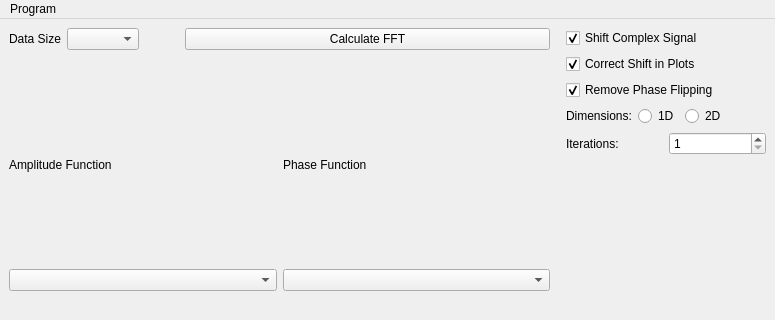
This is libdev/math/fftwcpp/examples/demo/gui/mainwindow.ui in pospiech/code as Qt 5 draws it before an edit; both pictures show x 0 to 775 and y 0 to 320 of the 775 by 562 pixel window. The edited form follows.
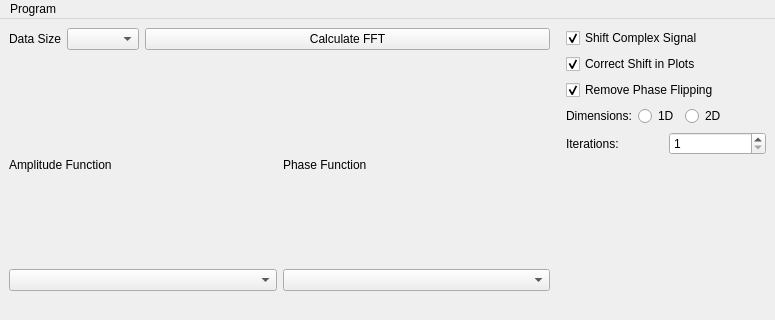
This is the edited form.

The edit to the form file:
```diff
--- a/libdev/math/fftwcpp/examples/demo/gui/mainwindow.ui
+++ b/libdev/math/fftwcpp/examples/demo/gui/mainwindow.ui
@@ -195,48 +195,35 @@
       <property name="sizeConstraint">
        <enum>QLayout::SetDefaultConstraint</enum>
       </property>
-      <item row="0" column="3">
-       <widget class="QPushButton" name="pushButtonStartFFT">
-        <property name="sizePolicy">
-         <sizepolicy hsizetype="Minimum" vsizetype="Fixed">
-          <horstretch>5</horstretch>
-          <verstretch>0</verstretch>
-         </sizepolicy>
-        </property>
-        <property name="text">
-         <string>Calculate FFT</string>
-        </property>
-       </widget>
-      </item>
-      <item row="0" column="0">
-       <widget class="QLabel" name="label">
-        <property name="text">
-         <string>Data Size</string>
-        </property>
-       </widget>
-      </item>
       <item row="0" column="1">
        <widget class="QComboBox" name="comboBoxDataPoints">
         <property name="sizePolicy">
          <sizepolicy hsizetype="Maximum" vsizetype="Fixed">
-          <horstretch>5</horstretch>
+          <horstretch>7</horstretch>
           <verstretch>0</verstretch>
          </sizepolicy>
         </property>
        </widget>
       </item>
+      <item row="0" column="0">
+       <widget class="QLabel" name="label">
+        <property name="text">
+         <string>Data Size</string>
+        </property>
+       </widget>
+      </item>
       <item row="0" column="2">
-       <spacer name="horizontalSpacer">
-        <property name="orientation">
-         <enum>Qt::Horizontal</enum>
+       <widget class="QPushButton" name="pushButtonStartFFT">
+        <property name="sizePolicy">
+         <sizepolicy hsizetype="Minimum" vsizetype="Fixed">
+          <horstretch>4</horstretch>
+          <verstretch>0</verstretch>
+         </sizepolicy>
         </property>
-        <property name="sizeHint" stdset="0">
-         <size>
-          <width>40</width>
-          <height>20</height>
-         </size>
+        <property name="text">
+         <string>Calculate FFT</string>
         </property>
-       </spacer>
+       </widget>
       </item>
      </layout>
     </item>
```
